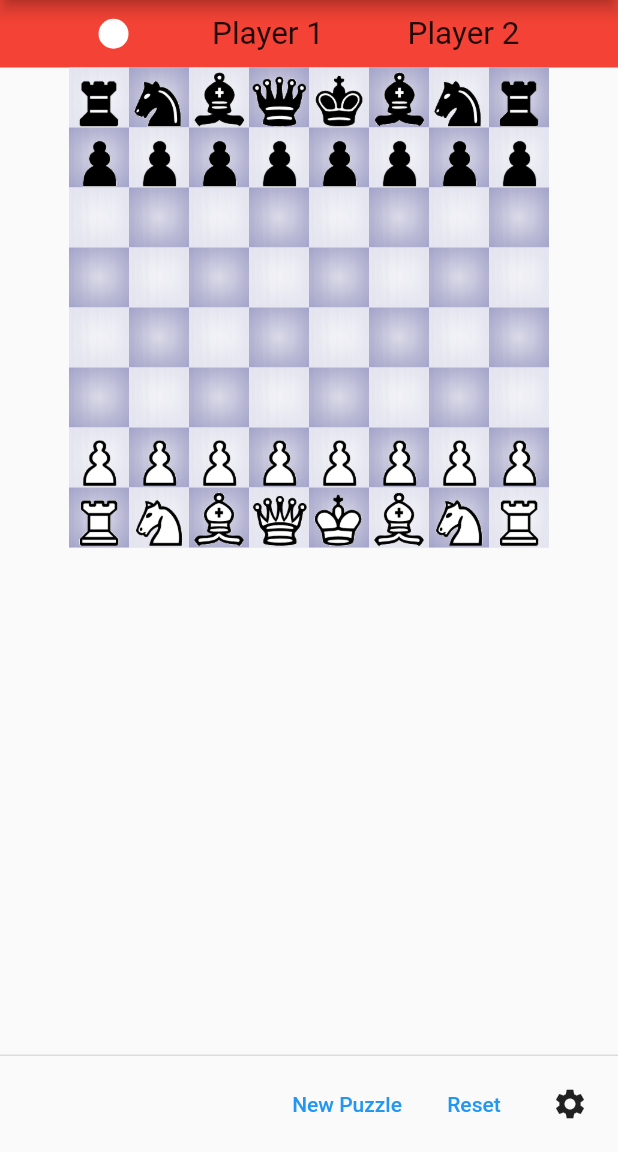
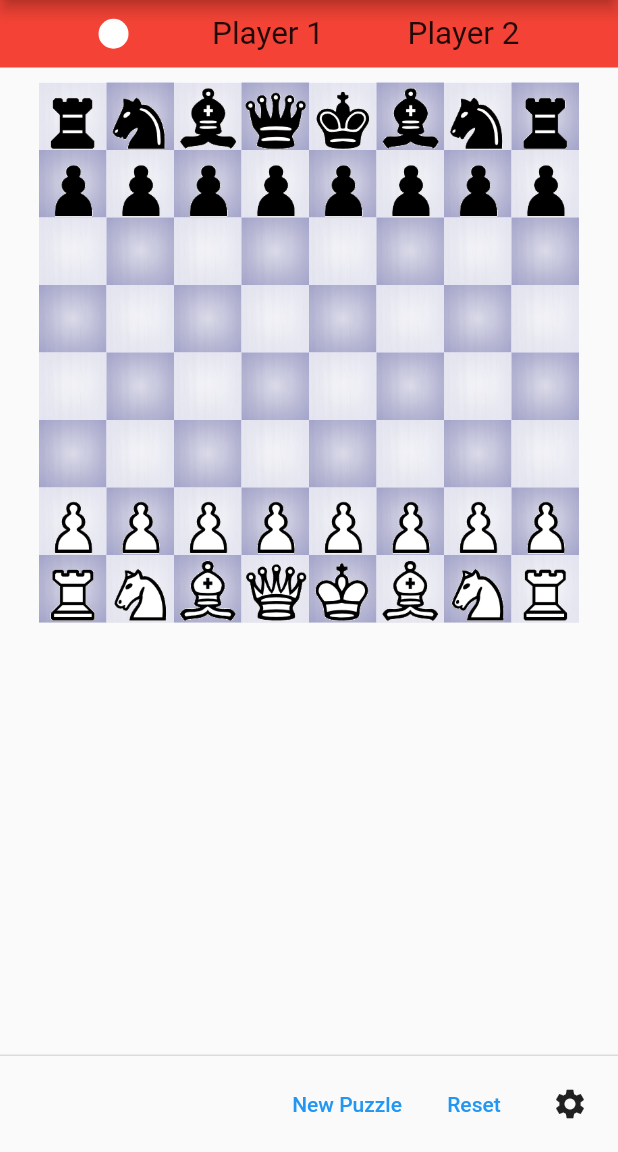
Before and after one commit to Anything-Internet/ChessTrainer, a Flutter app: the screen it shows after launch, on a phone screen of 412 x 824 dp, the part 84-1236 px from its top. Run offline on Flutter 3.47's test engine with Material 2 defaults, Android fonts, the phone set to English and light mode, and no system bars; missing offline and left inert: desktop_window.

```diff
--- a/lib/main.dart
+++ b/lib/main.dart
@@ -8,17 +8,22 @@ void main() {
 }
 
 class AppThemeData {
-  final BorderRadius borderRadius = BorderRadius.circular(8);
+  late double squareWidth;
+  late double squareHeight;
+  late Color darkSquare;
+  late Color lightSquare;
+  late Color themeColor;
 
-  Color darkSquare = Colors.amber;
-  Color lightSquare = Colors.white;
-
-  double squareWidth = 50;
-  double squareHeight = 50;
+  AppThemeData() {
+    squareHeight = squareWidth = 45;
+    themeColor = Colors.deepPurple;
+    darkSquare = const Color.fromRGBO(0x99, 0x99, 0xcc, 100);
+    lightSquare = const Color.fromRGBO(0xee, 0xee, 0xff, 100);
+  }
 
   ThemeData get materialTheme {
     return ThemeData(
-      primaryColor: Colors.deepPurple,
+      primaryColor: themeColor,
     );
   }
 }
@@ -27,20 +32,33 @@ Column drawChessBoard(BoardData boardData) {
   List<Row> board = [];
   List<Container> square = [];
 
-  AssetImage whiteKingImg = const AssetImage('assets/set2_1x/images/whiteKing.png');
-  AssetImage whiteQueenImg = const AssetImage('assets/set2_1x/images/whiteQueen.png');
-  AssetImage whiteBishopImg = const AssetImage('assets/set2_1x/images/whiteBishop.png');
-  AssetImage whiteKnightImg = const AssetImage('assets/set2_1x/images/whiteKnight.png');
-  AssetImage whiteRookImg = const AssetImage('assets/set2_1x/images/whiteRook.png');
-  AssetImage whitePawnImg = const AssetImage('assets/set2_1x/images/whitePawn.png');
-  AssetImage blackKingImg = const AssetImage('assets/set2_1x/images/blackKing.png');
-  AssetImage blackQueenImg = const AssetImage('assets/set2_1x/images/blackQueen.png');
-  AssetImage blackBishopImg = const AssetImage('assets/set2_1x/images/blackBishop.png');
-  AssetImage blackKnightImg = const AssetImage('assets/set2_1x/images/blackKnight.png');
-  AssetImage blackRookImg = const AssetImage('assets/set2_1x/images/blackRook.png');
-  AssetImage blackPawnImg = const AssetImage('assets/set2_1x/images/blackPawn.png');
+  AssetImage whiteKingImg =
+      const AssetImage('assets/set2_1x/images/whiteKing.png');
+  AssetImage whiteQueenImg =
+      const AssetImage('assets/set2_1x/images/whiteQueen.png');
+  AssetImage whiteBishopImg =
+      const AssetImage('assets/set2_1x/images/whiteBishop.png');
+  AssetImage whiteKnightImg =
+      const AssetImage('assets/set2_1x/images/whiteKnight.png');
+  AssetImage whiteRookImg =
+      const AssetImage('assets/set2_1x/images/whiteRook.png');
+  AssetImage whitePawnImg =
+      const AssetImage('assets/set2_1x/images/whitePawn.png');
+  AssetImage blackKingImg =
+      const AssetImage('assets/set2_1x/images/blackKing.png');
+  AssetImage blackQueenImg =
+      const AssetImage('assets/set2_1x/images/blackQueen.png');
+  AssetImage blackBishopImg =
+      const AssetImage('assets/set2_1x/images/blackBishop.png');
+  AssetImage blackKnightImg =
+      const AssetImage('assets/set2_1x/images/blackKnight.png');
+  AssetImage blackRookImg =
+      const AssetImage('assets/set2_1x/images/blackRook.png');
+  AssetImage blackPawnImg =
+      const AssetImage('assets/set2_1x/images/blackPawn.png');
   AssetImage emptyImg = const AssetImage('assets/empty.png');
-  AssetImage woodTileImg = const AssetImage('assets/set2_1x/images/woodTile.png');
+  AssetImage woodTileImg =
+      const AssetImage('assets/set2_1x/images/woodTile.png');
 
   int colA = "A".codeUnitAt(0);
   int colH = "H".codeUnitAt(0);
@@ -78,9 +96,11 @@ Column drawChessBoard(BoardData boardData) {
 
       square.add(
         Container(
+          width: appThemeData.squareHeight,
+          child: AspectRatio(
+            aspectRatio: 1.0,
+            child: Container(
               alignment: Alignment.bottomCenter,
-          height: appThemeData.squareHeight,
-          width: appThemeData.squareWidth,
               decoration: BoxDecoration(
                 image: DecorationImage(
                   image: woodTileImg,
@@ -105,14 +125,16 @@ Column drawChessBoard(BoardData boardData) {
                 ),
                 feedback: Image(
                   image: thisPiece,
-              height: appThemeData.squareHeight * 1.5,
-              width: appThemeData.squareWidth * 1.5,
+                  height: appThemeData.squareHeight * 1.25,
+                  width: appThemeData.squareWidth * 1.25,
                 ),
                 data: [
                   contents,
                   row,
                   col,
                 ],
+              ),
+            ),
           ),
         ),
       );
@@ -149,7 +171,7 @@ class _MyAppState extends State<MyApp> {
   String puzzleFile = "assets/puzzles.csv";
 
   _MyAppState() {
-    DesktopWindow.setWindowSize(const Size(700, 1000));
+    DesktopWindow.setWindowSize(const Size(700, 1200));
 
     boardData.SetPosition(boardStartPosition);
     chessPuzzles.loadPuzzles(puzzleFile);
@@ -168,12 +190,7 @@ class _MyAppState extends State<MyApp> {
 
   @override
   Widget build(BuildContext context) {
-    appThemeData.darkSquare = const Color.fromRGBO(0x99, 0x99, 0xcc, 100);
-    appThemeData.lightSquare = const Color.fromRGBO(0xee, 0xee, 0xff, 100);
-    appThemeData.squareHeight = 40;
-    appThemeData.squareWidth = 40;
     Color turnColor = Colors.white;
-
     if (boardData.playersTurn == "b") turnColor = Colors.black;
 
     return MaterialApp(
@@ -213,6 +230,11 @@ class _MyAppState extends State<MyApp> {
                   ],
                 ),
               ),
+              Row(children: [
+                Container(
+                  height: 10,
+                ),
+              ]),
               drawChessBoard(boardData),
             ],
           ),
@@ -231,18 +253,3 @@ class _MyAppState extends State<MyApp> {
     );
   }
 }
-
-// Future testWindowFunctions() async {
-//   Size size = await DesktopWindow.getWindowSize();
-//   print(size);
-//   await DesktopWindow.setWindowSize(Size(700,1000));
-//
-//   await DesktopWindow.setMinWindowSize(Size(700,800));
-//   await DesktopWindow.setMaxWindowSize(Size(800,800));
-//
-//   await DesktopWindow.resetMaxWindowSize();
-//   await DesktopWindow.toggleFullScreen();
-//   bool isFullScreen = await DesktopWindow.getFullScreen();
-//   await DesktopWindow.setFullScreen(true);
-//   await DesktopWindow.setFullScreen(false);
-// }
```
Also changed, not shown: lib/windowparams.dart (added, +14 -0 lines), 1 other file. Lines whose indentation alone changed are shown as unchanged.
